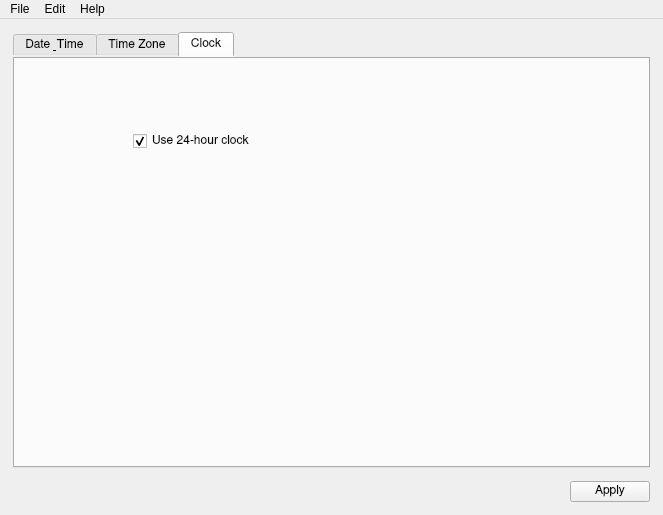
Old version of the form Under Construction/Date and Time.app/Resources/date_and_time.ui in the repository helloSystem/Utilities.
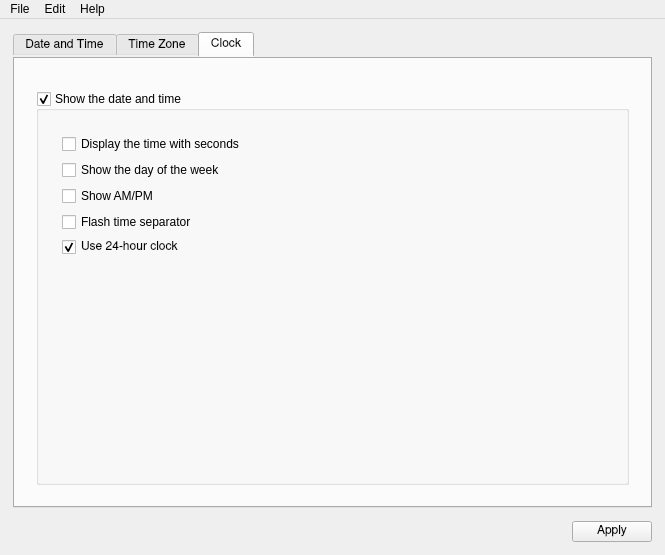
New version of the form. The open tabs and pages were chosen to show the change. Icons and pictures are not drawn. Custom widgets are drawn as their Qt base class.

Commit message: Add Clock options

Diff of the .ui file:
```diff
--- a/Under Construction/Date and Time.app/Resources/date_and_time.ui
+++ b/Under Construction/Date and Time.app/Resources/date_and_time.ui
@@ -6,8 +6,8 @@
    <rect>
     <x>0</x>
     <y>0</y>
-    <width>620</width>
-    <height>515</height>
+    <width>665</width>
+    <height>555</height>
    </rect>
   </property>
   <property name="sizePolicy">
@@ -74,7 +74,7 @@
       </property>
       <widget class="QWidget" name="DateAndTimeTab">
        <attribute name="title">
-        <string>Date &amp; Time</string>
+        <string>Date and Time</string>
        </attribute>
        <layout class="QVBoxLayout" name="verticalLayout_3">
         <property name="leftMargin">
@@ -502,27 +502,106 @@
        <attribute name="title">
         <string>Clock</string>
        </attribute>
-       <widget class="QCheckBox" name="dt_use_24h_clock">
-        <property name="geometry">
-         <rect>
-          <x>120</x>
-          <y>70</y>
-          <width>223</width>
-          <height>29</height>
-         </rect>
+       <layout class="QVBoxLayout" name="verticalLayout_5">
+        <property name="leftMargin">
+         <number>23</number>
         </property>
-        <property name="font">
-         <font>
-          <family>Nimbus Sans</family>
-         </font>
+        <property name="topMargin">
+         <number>34</number>
         </property>
-        <property name="text">
-         <string>Use 24-hour clock</string>
+        <property name="rightMargin">
+         <number>23</number>
         </property>
-        <property name="checked">
-         <bool>true</bool>
+        <property name="bottomMargin">
+         <number>23</number>
         </property>
-       </widget>
+        <item>
+         <widget class="QGroupBox" name="groupBox">
+          <property name="autoFillBackground">
+           <bool>false</bool>
+          </property>
+          <property name="title">
+           <string>Show the date and time</string>
+          </property>
+          <property name="flat">
+           <bool>false</bool>
+          </property>
+          <property name="checkable">
+           <bool>true</bool>
+          </property>
+          <layout class="QVBoxLayout" name="verticalLayout_2">
+           <property name="leftMargin">
+            <number>23</number>
+           </property>
+           <property name="topMargin">
+            <number>23</number>
+           </property>
+           <property name="rightMargin">
+            <number>23</number>
+           </property>
+           <property name="bottomMargin">
+            <number>23</number>
+           </property>
+           <item>
+            <widget class="QCheckBox" name="checkBox_2">
+             <property name="text">
+              <string>Display the time with seconds</string>
+             </property>
+            </widget>
+           </item>
+           <item>
+            <widget class="QCheckBox" name="checkBox_4">
+             <property name="text">
+              <string>Show the day of the week</string>
+             </property>
+            </widget>
+           </item>
+           <item>
+            <widget class="QCheckBox" name="checkBox_3">
+             <property name="text">
+              <string>Show AM/PM</string>
+             </property>
+            </widget>
+           </item>
+           <item>
+            <widget class="QCheckBox" name="checkBox_5">
+             <property name="text">
+              <string>Flash time separator</string>
+             </property>
+            </widget>
+           </item>
+           <item>
+            <widget class="QCheckBox" name="dt_use_24h_clock">
+             <property name="font">
+              <font>
+               <family>Nimbus Sans</family>
+              </font>
+             </property>
+             <property name="text">
+              <string>Use 24-hour clock</string>
+             </property>
+             <property name="checked">
+              <bool>true</bool>
+             </property>
+            </widget>
+           </item>
+           <item>
+            <spacer name="verticalSpacer_4">
+             <property name="orientation">
+              <enum>Qt::Vertical</enum>
+             </property>
+             <property name="sizeHint" stdset="0">
+              <size>
+               <width>20</width>
+               <height>40</height>
+              </size>
+             </property>
+            </spacer>
+           </item>
+          </layout>
+         </widget>
+        </item>
+       </layout>
       </widget>
      </widget>
     </item>
@@ -577,7 +656,7 @@
     <rect>
      <x>0</x>
      <y>0</y>
-     <width>620</width>
+     <width>665</width>
      <height>24</height>
     </rect>
    </property>
```
Left out of the diff: 2 changed lines with no effect on the pictures. The commit also changes 2 other files.
